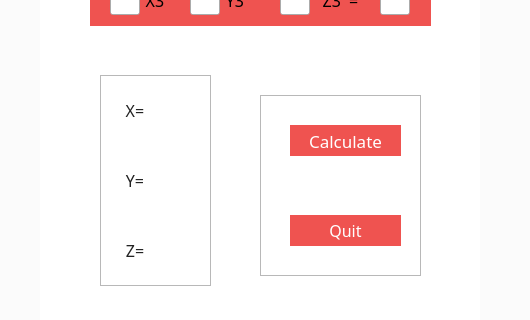
Before: the Qt Designer form eqsolver.ui in AugSuarez/eqsolver, drawn with Qt 5; both pictures show x 0 to 530 and y 245 to 565 of the 530 by 650 pixel window.
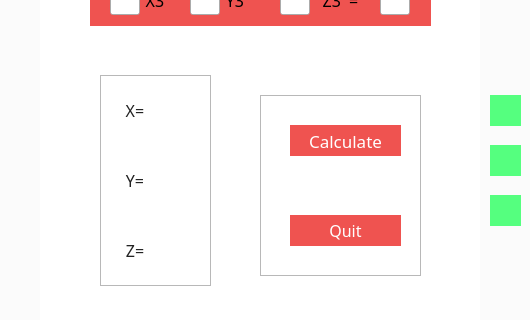
After: the same form once the commit is applied.

```diff
--- a/eqsolver.ui
+++ b/eqsolver.ui
@@ -1175,6 +1175,348 @@
      <enum>QFrame::Raised</enum>
     </property>
    </widget>
+   <widget class="QLabel" name="lcd_1">
+    <property name="geometry">
+     <rect>
+      <x>490</x>
+      <y>340</y>
+      <width>31</width>
+      <height>31</height>
+     </rect>
+    </property>
+    <property name="palette">
+     <palette>
+      <active>
+       <colorrole role="Button">
+        <brush brushstyle="SolidPattern">
+         <color alpha="255">
+          <red>85</red>
+          <green>255</green>
+          <blue>127</blue>
+         </color>
+        </brush>
+       </colorrole>
+       <colorrole role="Base">
+        <brush brushstyle="SolidPattern">
+         <color alpha="255">
+          <red>85</red>
+          <green>255</green>
+          <blue>127</blue>
+         </color>
+        </brush>
+       </colorrole>
+       <colorrole role="Window">
+        <brush brushstyle="SolidPattern">
+         <color alpha="255">
+          <red>85</red>
+          <green>255</green>
+          <blue>127</blue>
+         </color>
+        </brush>
+       </colorrole>
+      </active>
+      <inactive>
+       <colorrole role="Button">
+        <brush brushstyle="SolidPattern">
+         <color alpha="255">
+          <red>85</red>
+          <green>255</green>
+          <blue>127</blue>
+         </color>
+        </brush>
+       </colorrole>
+       <colorrole role="Base">
+        <brush brushstyle="SolidPattern">
+         <color alpha="255">
+          <red>85</red>
+          <green>255</green>
+          <blue>127</blue>
+         </color>
+        </brush>
+       </colorrole>
+       <colorrole role="Window">
+        <brush brushstyle="SolidPattern">
+         <color alpha="255">
+          <red>85</red>
+          <green>255</green>
+          <blue>127</blue>
+         </color>
+        </brush>
+       </colorrole>
+      </inactive>
+      <disabled>
+       <colorrole role="Button">
+        <brush brushstyle="SolidPattern">
+         <color alpha="255">
+          <red>85</red>
+          <green>255</green>
+          <blue>127</blue>
+         </color>
+        </brush>
+       </colorrole>
+       <colorrole role="Base">
+        <brush brushstyle="SolidPattern">
+         <color alpha="255">
+          <red>85</red>
+          <green>255</green>
+          <blue>127</blue>
+         </color>
+        </brush>
+       </colorrole>
+       <colorrole role="Window">
+        <brush brushstyle="SolidPattern">
+         <color alpha="255">
+          <red>85</red>
+          <green>255</green>
+          <blue>127</blue>
+         </color>
+        </brush>
+       </colorrole>
+      </disabled>
+     </palette>
+    </property>
+    <property name="font">
+     <font>
+      <family>Ebrima</family>
+     </font>
+    </property>
+    <property name="styleSheet">
+     <string notr="true">QLabel{
+background-color: rgb(85, 255, 127);
+}</string>
+    </property>
+    <property name="text">
+     <string/>
+    </property>
+   </widget>
+   <widget class="QLabel" name="lcd_2">
+    <property name="geometry">
+     <rect>
+      <x>490</x>
+      <y>390</y>
+      <width>31</width>
+      <height>31</height>
+     </rect>
+    </property>
+    <property name="palette">
+     <palette>
+      <active>
+       <colorrole role="Button">
+        <brush brushstyle="SolidPattern">
+         <color alpha="255">
+          <red>85</red>
+          <green>255</green>
+          <blue>127</blue>
+         </color>
+        </brush>
+       </colorrole>
+       <colorrole role="Base">
+        <brush brushstyle="SolidPattern">
+         <color alpha="255">
+          <red>85</red>
+          <green>255</green>
+          <blue>127</blue>
+         </color>
+        </brush>
+       </colorrole>
+       <colorrole role="Window">
+        <brush brushstyle="SolidPattern">
+         <color alpha="255">
+          <red>85</red>
+          <green>255</green>
+          <blue>127</blue>
+         </color>
+        </brush>
+       </colorrole>
+      </active>
+      <inactive>
+       <colorrole role="Button">
+        <brush brushstyle="SolidPattern">
+         <color alpha="255">
+          <red>85</red>
+          <green>255</green>
+          <blue>127</blue>
+         </color>
+        </brush>
+       </colorrole>
+       <colorrole role="Base">
+        <brush brushstyle="SolidPattern">
+         <color alpha="255">
+          <red>85</red>
+          <green>255</green>
+          <blue>127</blue>
+         </color>
+        </brush>
+       </colorrole>
+       <colorrole role="Window">
+        <brush brushstyle="SolidPattern">
+         <color alpha="255">
+          <red>85</red>
+          <green>255</green>
+          <blue>127</blue>
+         </color>
+        </brush>
+       </colorrole>
+      </inactive>
+      <disabled>
+       <colorrole role="Button">
+        <brush brushstyle="SolidPattern">
+         <color alpha="255">
+          <red>85</red>
+          <green>255</green>
+          <blue>127</blue>
+         </color>
+        </brush>
+       </colorrole>
+       <colorrole role="Base">
+        <brush brushstyle="SolidPattern">
+         <color alpha="255">
+          <red>85</red>
+          <green>255</green>
+          <blue>127</blue>
+         </color>
+        </brush>
+       </colorrole>
+       <colorrole role="Window">
+        <brush brushstyle="SolidPattern">
+         <color alpha="255">
+          <red>85</red>
+          <green>255</green>
+          <blue>127</blue>
+         </color>
+        </brush>
+       </colorrole>
+      </disabled>
+     </palette>
+    </property>
+    <property name="font">
+     <font>
+      <family>Ebrima</family>
+     </font>
+    </property>
+    <property name="styleSheet">
+     <string notr="true">QLabel{
+background-color: rgb(85, 255, 127);
+}</string>
+    </property>
+    <property name="text">
+     <string/>
+    </property>
+   </widget>
+   <widget class="QLabel" name="lcd_3">
+    <property name="geometry">
+     <rect>
+      <x>490</x>
+      <y>440</y>
+      <width>31</width>
+      <height>31</height>
+     </rect>
+    </property>
+    <property name="palette">
+     <palette>
+      <active>
+       <colorrole role="Button">
+        <brush brushstyle="SolidPattern">
+         <color alpha="255">
+          <red>85</red>
+          <green>255</green>
+          <blue>127</blue>
+         </color>
+        </brush>
+       </colorrole>
+       <colorrole role="Base">
+        <brush brushstyle="SolidPattern">
+         <color alpha="255">
+          <red>85</red>
+          <green>255</green>
+          <blue>127</blue>
+         </color>
+        </brush>
+       </colorrole>
+       <colorrole role="Window">
+        <brush brushstyle="SolidPattern">
+         <color alpha="255">
+          <red>85</red>
+          <green>255</green>
+          <blue>127</blue>
+         </color>
+        </brush>
+       </colorrole>
+      </active>
+      <inactive>
+       <colorrole role="Button">
+        <brush brushstyle="SolidPattern">
+         <color alpha="255">
+          <red>85</red>
+          <green>255</green>
+          <blue>127</blue>
+         </color>
+        </brush>
+       </colorrole>
+       <colorrole role="Base">
+        <brush brushstyle="SolidPattern">
+         <color alpha="255">
+          <red>85</red>
+          <green>255</green>
+          <blue>127</blue>
+         </color>
+        </brush>
+       </colorrole>
+       <colorrole role="Window">
+        <brush brushstyle="SolidPattern">
+         <color alpha="255">
+          <red>85</red>
+          <green>255</green>
+          <blue>127</blue>
+         </color>
+        </brush>
+       </colorrole>
+      </inactive>
+      <disabled>
+       <colorrole role="Button">
+        <brush brushstyle="SolidPattern">
+         <color alpha="255">
+          <red>85</red>
+          <green>255</green>
+          <blue>127</blue>
+         </color>
+        </brush>
+       </colorrole>
+       <colorrole role="Base">
+        <brush brushstyle="SolidPattern">
+         <color alpha="255">
+          <red>85</red>
+          <green>255</green>
+          <blue>127</blue>
+         </color>
+        </brush>
+       </colorrole>
+       <colorrole role="Window">
+        <brush brushstyle="SolidPattern">
+         <color alpha="255">
+          <red>85</red>
+          <green>255</green>
+          <blue>127</blue>
+         </color>
+        </brush>
+       </colorrole>
+      </disabled>
+     </palette>
+    </property>
+    <property name="font">
+     <font>
+      <family>Ebrima</family>
+     </font>
+    </property>
+    <property name="styleSheet">
+     <string notr="true">QLabel{
+background-color: rgb(85, 255, 127);
+}</string>
+    </property>
+    <property name="text">
+     <string/>
+    </property>
+   </widget>
   </widget>
  </widget>
  <layoutdefault spacing="6" margin="11"/>
```
Left out of the diff: 2 changed lines with no effect on the pictures.
